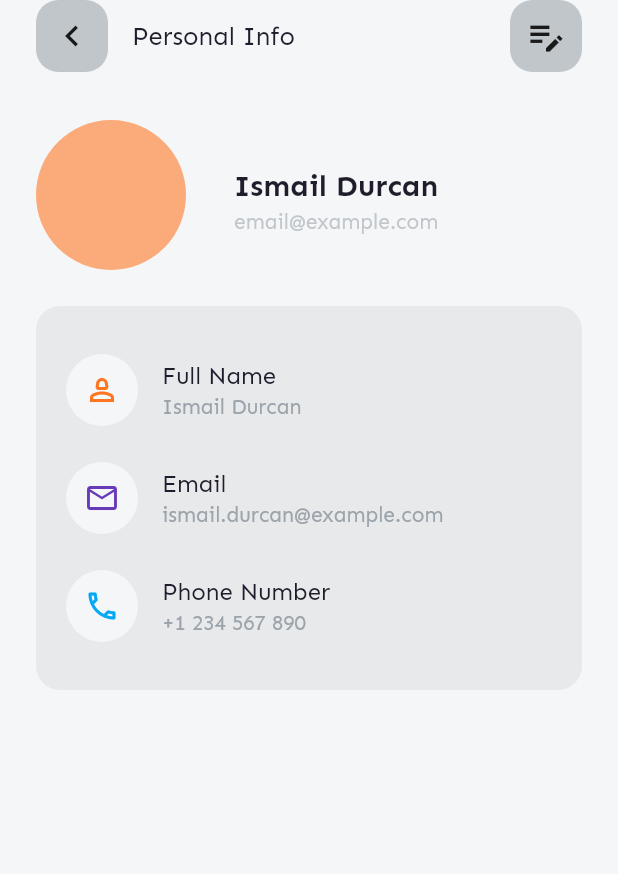
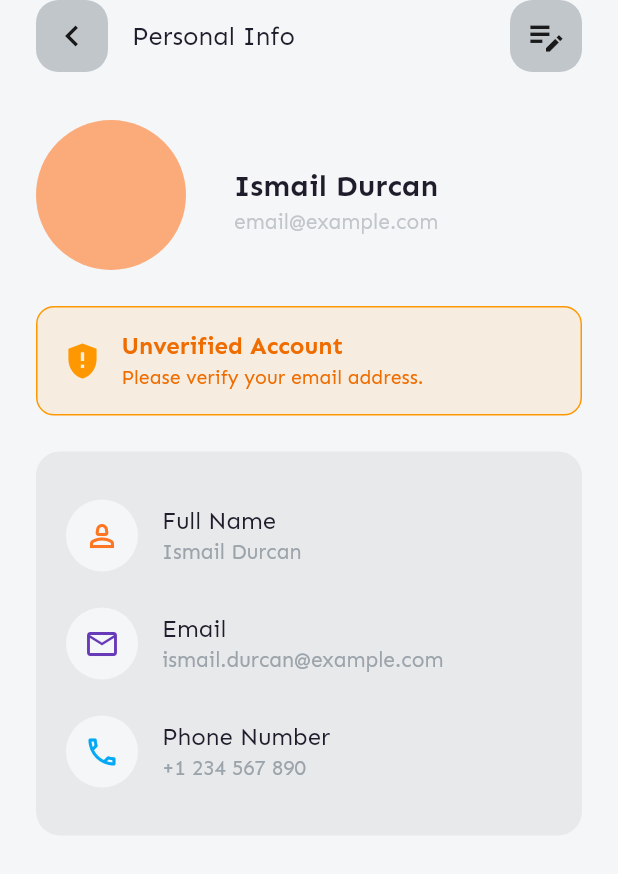
Before and after one commit to ismaildrcn/yumzi, a Flutter app: the UserDetailPage screen opened by its route, on a phone screen of 412 x 824 dp. Shown: the top 874 px of the screen. Run offline on Flutter 3.47's test engine with Material 3 defaults, Android fonts, the phone set to English and light mode, and no system bars; our stand-ins replace buttons_tabbar, dio, email_validator, flutter_secure_storage, go_router, google_fonts and 2 more; accounts and stored records are empty.

Commit message:
Added user verify status widget to user detail page

```diff
--- a/lib/presentation/screens/user/user_detail_page.dart
+++ b/lib/presentation/screens/user/user_detail_page.dart
@@ -12,6 +12,15 @@ class UserDetailPage extends StatefulWidget {
 }
 
 class _UserDetailPageState extends State<UserDetailPage> {
+  bool isVerified = false;
+
+  @override
+  void initState() {
+    // TODO: implement initState
+    isVerified = false; // Example initialization
+    super.initState();
+  }
+
   @override
   Widget build(BuildContext context) {
     return Scaffold(
@@ -69,6 +78,60 @@ class _UserDetailPageState extends State<UserDetailPage> {
                 SizedBox(height: 24),
 
                 Container(
+                  padding: const EdgeInsets.all(16),
+                  decoration: BoxDecoration(
+                    color: isVerified
+                        ? Colors.green.withOpacity(0.1)
+                        : Colors.orange.withOpacity(0.1),
+                    borderRadius: BorderRadius.circular(12),
+                    border: Border.all(
+                      color: isVerified ? Colors.green : Colors.orange,
+                    ),
+                  ),
+                  child: Row(
+                    children: [
+                      Icon(
+                        isVerified ? Icons.verified_user : Icons.gpp_maybe,
+                        color: isVerified ? Colors.green : Colors.orange,
+                        size: 28,
+                      ),
+                      const SizedBox(width: 12),
+                      Expanded(
+                        child: Column(
+                          crossAxisAlignment: CrossAxisAlignment.start,
+                          children: [
+                            Text(
+                              isVerified
+                                  ? "Verified Account"
+                                  : "Unverified Account",
+                              style: TextStyle(
+                                fontWeight: FontWeight.bold,
+                                fontSize: 16,
+                                color: isVerified
+                                    ? Colors.green[700]
+                                    : Colors.orange[800],
+                              ),
+                            ),
+                            if (!isVerified) ...[
+                              const SizedBox(height: 4),
+                              Text(
+                                "Please verify your email address.",
+                                style: TextStyle(
+                                  fontSize: 13,
+                                  color: Colors.orange[800],
+                                ),
+                              ),
+                            ],
+                          ],
+                        ),
+                      ),
+                    ],
+                  ),
+                ),
+
+                SizedBox(height: 24),
+
+                Container(
                   padding: EdgeInsets.all(20),
                   decoration: BoxDecoration(
                     color: Theme.of(
```
